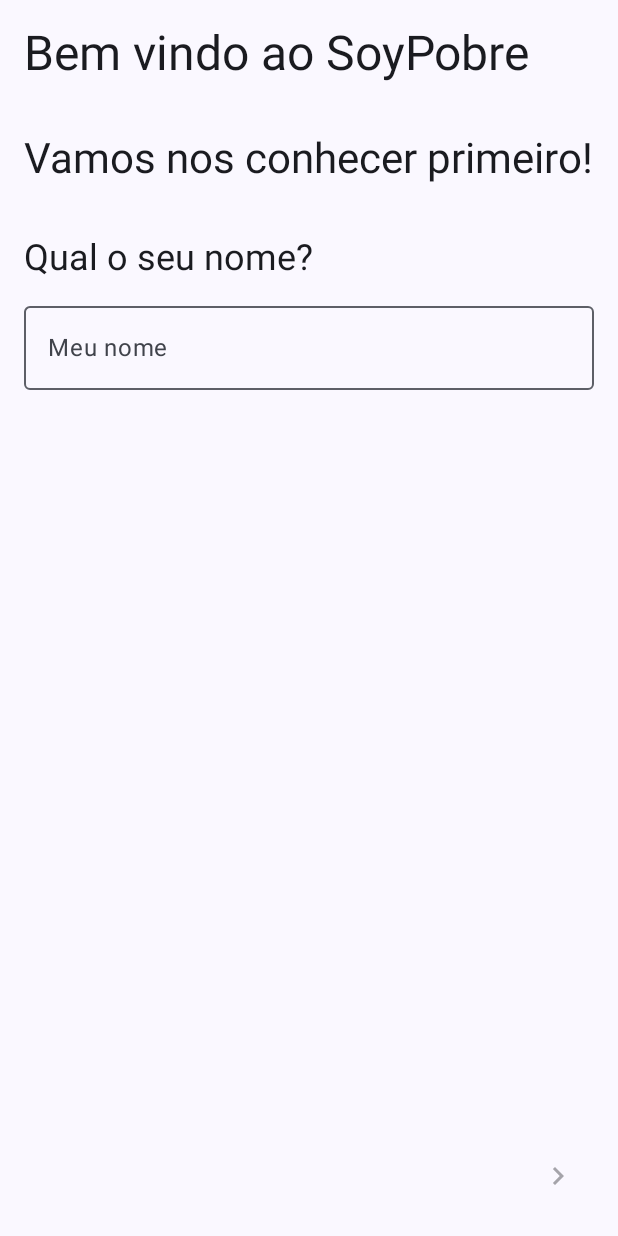
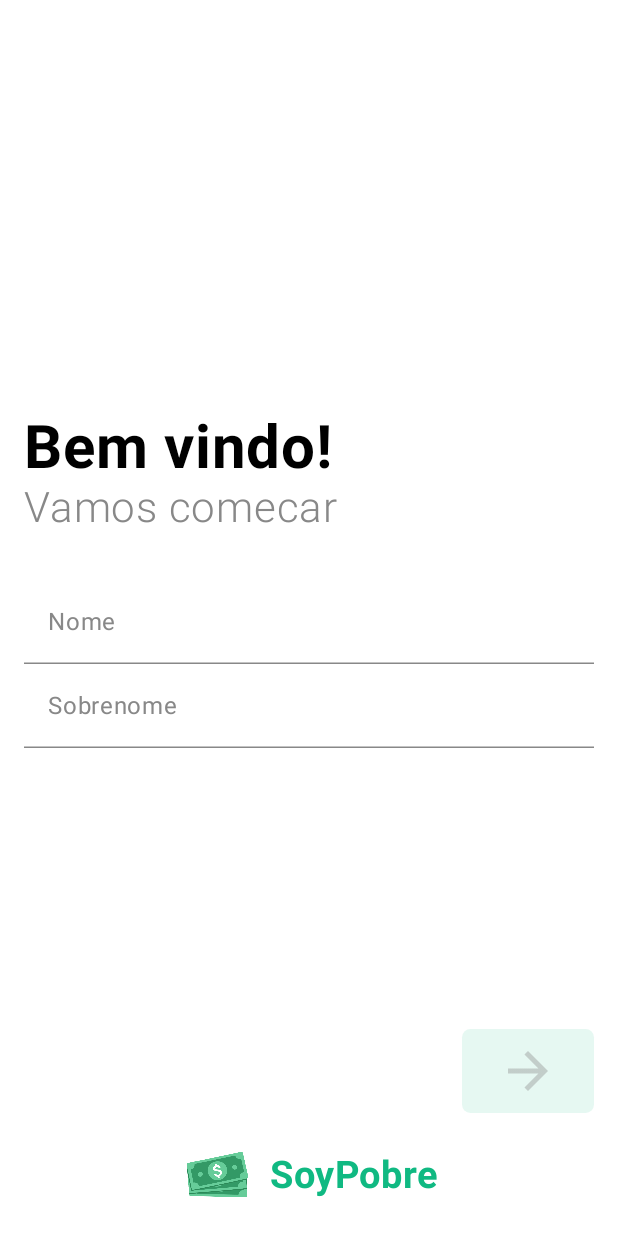
Before and after one commit to DonizeteVida/SoyPobre, an Android app built with Jetpack Compose: the screen it shows after launch (MainActivity), on a phone screen of 412 x 824 dp. Run offline under Robolectric (Android 15) with nearby library versions, the phone set to English and light mode, and no system bars; our stand-ins replace Dagger/Hilt's generated code, Room's generated code; libraries missing offline, so code that uses them is left out: com.patrykandpatrick.vico.

Commit message:
Refactor Onboard Page1 design

```diff
--- a/app/src/main/java/com/money/soypobre/feature/onboard/presentation/OnboardScreen.kt
+++ b/app/src/main/java/com/money/soypobre/feature/onboard/presentation/OnboardScreen.kt
@@ -2,6 +2,7 @@ package com.money.soypobre.feature.onboard.presentation
 
 import androidx.activity.compose.BackHandler
 import androidx.compose.foundation.layout.Arrangement
+import androidx.compose.foundation.layout.Box
 import androidx.compose.foundation.layout.Column
 import androidx.compose.foundation.layout.Row
 import androidx.compose.foundation.layout.Spacer
@@ -9,21 +10,25 @@ import androidx.compose.foundation.layout.fillMaxSize
 import androidx.compose.foundation.layout.fillMaxWidth
 import androidx.compose.foundation.layout.height
 import androidx.compose.foundation.layout.padding
+import androidx.compose.foundation.layout.size
 import androidx.compose.foundation.pager.HorizontalPager
 import androidx.compose.foundation.pager.rememberPagerState
+import androidx.compose.foundation.shape.RoundedCornerShape
 import androidx.compose.material.icons.Icons
+import androidx.compose.material.icons.automirrored.filled.ArrowForward
 import androidx.compose.material.icons.automirrored.filled.KeyboardArrowRight
 import androidx.compose.material.icons.filled.Add
 import androidx.compose.material.icons.filled.Close
 import androidx.compose.material.icons.filled.Delete
 import androidx.compose.material.icons.filled.Favorite
+import androidx.compose.material3.Button
 import androidx.compose.material3.CircularProgressIndicator
 import androidx.compose.material3.Icon
 import androidx.compose.material3.IconButton
 import androidx.compose.material3.MaterialTheme
-import androidx.compose.material3.OutlinedTextField
 import androidx.compose.material3.Scaffold
 import androidx.compose.material3.Text
+import androidx.compose.material3.TextField
 import androidx.compose.runtime.Composable
 import androidx.compose.runtime.collectAsState
 import androidx.compose.runtime.getValue
@@ -45,6 +50,7 @@ import com.money.soypobre.domain.model.Budget
 import com.money.soypobre.ui.compose.BudgetLineFormated
 import com.money.soypobre.ui.compose.BudgetLineNewInsert
 import com.money.soypobre.ui.compose.BudgetLineSectionHeader
+import com.money.soypobre.ui.compose.FooterIcon
 import com.money.soypobre.ui.theme.SoyPobreTheme
 import kotlinx.coroutines.launch
 
@@ -58,22 +64,21 @@ fun OnboardScreen(
             Page1(
                 state,
                 next,
-                viewModel::updateUsername
+                viewModel::updatePageState
             )
         },
         { state, next ->
             Page2(
                 state,
                 next,
-                viewModel::updateUserExpenses,
-                viewModel::updateUserEarnings
+                viewModel::updatePageState
             )
         },
         { state, next ->
             Page3(
                 state,
                 next,
-                viewModel::onUserConfirm
+                {}
             )
         }
     )
@@ -113,75 +118,66 @@ fun OnboardScreen(
 private fun Page1(
     state: OnboardViewModel.State,
     next: () -> Unit,
-    updateUsername: (String) -> Unit
+    updateState: (String, String) -> Unit
 ) {
-    val (username, setUsername) = remember { mutableStateOf(state.username) }
+    val (firstName, setFirstName) = remember { mutableStateOf(state.firstName) }
+    val (lastName, setLastName) = remember { mutableStateOf(state.lastName) }
 
     Column(
         Modifier
             .fillMaxSize()
-            .padding(16.dp)
+            .padding(16.dp),
+        verticalArrangement = Arrangement.Center
     ) {
+        Spacer(Modifier.weight(1F))
+        Column {
             Text(
                 stringResource(id = R.string.onboard_page_one_title),
                 style = MaterialTheme.typography.headlineLarge,
-            textAlign = TextAlign.Center
-        )
-        Spacer(
-            modifier = Modifier
-                .height(32.dp)
-                .fillMaxWidth()
+                textAlign = TextAlign.Start
             )
             Text(
                 stringResource(id = R.string.onboard_page_one_subtitle),
                 style = MaterialTheme.typography.headlineMedium
             )
-        Spacer(
-            modifier = Modifier
-                .height(32.dp)
-                .fillMaxWidth()
+            Spacer(Modifier.height(32.dp))
+            TextField(
+                modifier = Modifier.fillMaxWidth(),
+                value = firstName,
+                onValueChange = setFirstName,
+                singleLine = true,
+                placeholder = { Text(stringResource(R.string.onboard_page_one_users_first_name_hint)) },
             )
-        Text(
-            stringResource(id = R.string.onboard_page_one_users_name_question),
-            style = MaterialTheme.typography.headlineSmall
+            TextField(
+                modifier = Modifier.fillMaxWidth(),
+                value = lastName,
+                onValueChange = setLastName,
+                singleLine = true,
+                placeholder = { Text(stringResource(id = R.string.onboard_page_one_users_last_name_hint)) },
             )
-        Spacer(
-            modifier = Modifier
-                .height(16.dp)
-                .fillMaxWidth()
-        )
-        OutlinedTextField(
-            modifier = Modifier.fillMaxWidth(),
-            placeholder = {
-                Text(stringResource(id = R.string.onboard_page_one_users_name_hint))
-            },
-            value = username,
-            onValueChange = setUsername
-        )
-
-        Spacer(
-            modifier = Modifier
+        }
+        Box(
+            Modifier
                 .weight(1F)
-                .fillMaxWidth()
-        )
-
-        Row(
-            Modifier.fillMaxWidth(),
-            horizontalArrangement = Arrangement.End
+                .fillMaxSize()
+                .padding(bottom = 16.dp)
         ) {
-            IconButton(
-                enabled = username.run { isNotBlank() && length > 10 },
+            Button(
+                enabled = firstName.isNotBlank() && lastName.isNotBlank(),
+                modifier = Modifier.align(Alignment.BottomEnd),
+                shape = RoundedCornerShape(10),
                 onClick = {
-                    updateUsername(username)
+                    updateState(firstName, lastName)
                     next()
-                }
-            ) {
+                }) {
                 Icon(
-                    Icons.AutoMirrored.Filled.KeyboardArrowRight,
-                    contentDescription = null
+                    imageVector = Icons.AutoMirrored.Filled.ArrowForward,
+                    contentDescription = null,
+                    modifier = Modifier.size(40.dp)
                 )
             }
         }
+        FooterIcon()
     }
 }
 
@@ -189,8 +185,7 @@ private fun Page1(
 fun Page2(
     state: OnboardViewModel.State,
     next: () -> Unit,
-    updateUserExpenses: (List<Budget>) -> Unit,
-    updateUserEarnings: (List<Budget>) -> Unit
+    updateState: (List<Budget>, List<Budget>) -> Unit
 ) {
     val earnings = remember { state.earnings.toMutableStateList() }
     val expenses = remember { state.expenses.toMutableStateList() }
@@ -283,8 +278,7 @@ fun Page2(
             IconButton(
                 enabled = expenses.isNotEmpty() && earnings.isNotEmpty(),
                 onClick = {
-                    updateUserExpenses(expenses)
-                    updateUserEarnings(earnings)
+                    updateState(earnings, expenses)
                     next()
                 }
             ) {
@@ -321,7 +315,7 @@ private fun Page3(
         Spacer(modifier = Modifier.height(16.dp))
 
         Text(
-            text = stringResource(id = R.string.onboard_page_three_username_confirm).format(state.username),
+            text = stringResource(id = R.string.onboard_page_three_username_confirm).format(state.firstName),
             style = MaterialTheme.typography.headlineSmall
         )
 
@@ -411,7 +405,7 @@ private fun OnboardScreenPrevPage1() {
         Page1(
             state = OnboardViewModel.State(),
             next = {},
-            updateUsername = {}
+            updateState = { _, _ -> }
         )
     }
 }
@@ -423,8 +417,7 @@ private fun OnboardScreenPrevPage2() {
         Page2(
             state = OnboardViewModel.State(),
             next = {},
-            updateUserExpenses = {},
-            updateUserEarnings = {}
+            updateState = { _, _ -> }
         )
     }
 }
--- a/app/src/main/java/com/money/soypobre/feature/onboard/presentation/OnboardViewModel.kt
+++ b/app/src/main/java/com/money/soypobre/feature/onboard/presentation/OnboardViewModel.kt
@@ -16,21 +16,18 @@ class OnboardViewModel @Inject constructor(
 ) : ViewModel() {
     val state = MutableStateFlow(State())
 
-    fun updateUsername(username: String) {
+    fun updatePageState(
+        firstName: String,
+        lastName: String
+    ) {
         state.update {
-            it.copy(username = username)
+            it.copy(firstName = firstName, lastName = lastName)
         }
     }
 
-    fun updateUserExpenses(expenses: List<Budget>) {
+    fun updatePageState(earnings: List<Budget>, expenses: List<Budget>) {
         state.update {
-            it.copy(expenses = expenses)
-        }
-    }
-
-    fun updateUserEarnings(earnings: List<Budget>) {
-        state.update {
-            it.copy(earnings = earnings)
+            it.copy(earnings = earnings, expenses = expenses)
         }
     }
 
@@ -48,7 +45,8 @@ class OnboardViewModel @Inject constructor(
 
     data class State(
         val isLoading: Boolean = false,
-        val username: String = "",
+        val firstName: String = "",
+        val lastName: String = "",
         val expenses: List<Budget> = emptyList(),
         val earnings: List<Budget> = emptyList()
     )
--- /dev/null
+++ b/app/src/main/java/com/money/soypobre/ui/compose/FooterIcon.kt
@@ -0,0 +1,52 @@
+package com.money.soypobre.ui.compose
+
+import androidx.compose.foundation.Image
+import androidx.compose.foundation.layout.Arrangement
+import androidx.compose.foundation.layout.Row
+import androidx.compose.foundation.layout.Spacer
+import androidx.compose.foundation.layout.fillMaxWidth
+import androidx.compose.foundation.layout.size
+import androidx.compose.foundation.layout.width
+import androidx.compose.material3.Text
+import androidx.compose.runtime.Composable
+import androidx.compose.ui.Alignment
+import androidx.compose.ui.Modifier
+import androidx.compose.ui.res.painterResource
+import androidx.compose.ui.res.stringResource
+import androidx.compose.ui.text.font.FontWeight
+import androidx.compose.ui.tooling.preview.Preview
+import androidx.compose.ui.unit.dp
+import androidx.compose.ui.unit.sp
+import com.money.soypobre.R
+import com.money.soypobre.ui.theme.MountainMeadow
+import com.money.soypobre.ui.theme.SoyPobreTheme
+
+@Composable
+fun FooterIcon(modifier: Modifier = Modifier) {
+    Row(
+        modifier = modifier.fillMaxWidth(),
+        verticalAlignment = Alignment.CenterVertically,
+        horizontalArrangement = Arrangement.Center
+    ) {
+        Image(
+            painter = painterResource(id = R.drawable.ic_dollar),
+            contentDescription = null,
+            modifier = Modifier.size(50.dp)
+        )
+        Spacer(modifier = Modifier.width(10.dp))
+        Text(
+            text = stringResource(R.string.app_name),
+            fontSize = 25.sp,
+            fontWeight = FontWeight.Bold,
+            color = MountainMeadow
+        )
+    }
+}
+
+@Preview(showBackground = true)
+@Composable
+private fun FooterIconPrev() {
+    SoyPobreTheme {
+        FooterIcon()
+    }
+}
--- a/app/src/main/java/com/money/soypobre/ui/theme/Color.kt
+++ b/app/src/main/java/com/money/soypobre/ui/theme/Color.kt
@@ -2,10 +2,5 @@ package com.money.soypobre.ui.theme
 
 import androidx.compose.ui.graphics.Color
 
-val Purple80 = Color(0xFFD0BCFF)
-val PurpleGrey80 = Color(0xFFCCC2DC)
-val Pink80 = Color(0xFFEFB8C8)
-
-val Purple40 = Color(0xFF6650a4)
-val PurpleGrey40 = Color(0xFF625b71)
-val Pink40 = Color(0xFF7D5260)
+val MountainMeadow = Color(0xFF10B982)
+val Seashell = Color(0xFFF1F1F1)
--- a/app/src/main/java/com/money/soypobre/ui/theme/Theme.kt
+++ b/app/src/main/java/com/money/soypobre/ui/theme/Theme.kt
@@ -8,35 +8,59 @@ import androidx.compose.material3.dynamicDarkColorScheme
 import androidx.compose.material3.dynamicLightColorScheme
 import androidx.compose.material3.lightColorScheme
 import androidx.compose.runtime.Composable
+import androidx.compose.ui.graphics.Color
 import androidx.compose.ui.platform.LocalContext
 
 private val DarkColorScheme = darkColorScheme(
-    primary = Purple80,
-    secondary = PurpleGrey80,
-    tertiary = Pink80
+    primary = Color.Red,
+    secondary = Color.Green,
+    tertiary = Color.Blue
 )
 
 private val LightColorScheme = lightColorScheme(
-    primary = Purple40,
-    secondary = PurpleGrey40,
-    tertiary = Pink40
-
-    /* Other default colors to override
-    background = Color(0xFFFFFBFE),
-    surface = Color(0xFFFFFBFE),
+    primary = MountainMeadow,
     onPrimary = Color.White,
-    onSecondary = Color.White,
-    onTertiary = Color.White,
-    onBackground = Color(0xFF1C1B1F),
-    onSurface = Color(0xFF1C1B1F),
-    */
+    primaryContainer = Color.Red,
+    onPrimaryContainer = Color.Red,
+    inversePrimary = Color.Red,
+    secondary = Color.Red,
+    onSecondary = Color.Red,
+    secondaryContainer = Color.Red,
+    onSecondaryContainer = Color.Red,
+    tertiary = Color.Red,
+    onTertiary = Color.Red,
+    tertiaryContainer = Color.Red,
+    onTertiaryContainer = Color.Red,
+    background = Color.White,
+    onBackground = Color.Red,
+    surface = Color.White,
+    onSurface = MountainMeadow,
+    surfaceVariant = Color.Red,
+    onSurfaceVariant = Color.Gray, // TextField text color
+    surfaceTint = Color.Red,
+    inverseSurface = Color.Red,
+    inverseOnSurface = Color.Red,
+    error = Color.Red,
+    onError = Color.Red,
+    errorContainer = Color.Red,
+    onErrorContainer = Color.Red,
+    outline = Color.Red,
+    outlineVariant = Color.Red,
+    scrim = Color.Red,
+    surfaceBright = Color.Red,
+    surfaceContainer = Color.Red,
+    surfaceContainerHigh = Color.Red,
+    surfaceContainerHighest = Color.Transparent, // TextField background color
+    surfaceContainerLow = Color.Red,
+    surfaceContainerLowest = Color.Red,
+    surfaceDim = Color.Red,
 )
 
 @Composable
 fun SoyPobreTheme(
     darkTheme: Boolean = isSystemInDarkTheme(),
     // Dynamic color is available on Android 12+
-    dynamicColor: Boolean = true,
+    dynamicColor: Boolean = false,
     content: @Composable () -> Unit
 ) {
     val colorScheme = when {
@@ -50,7 +74,7 @@ fun SoyPobreTheme(
     }
 
     MaterialTheme(
-        colorScheme = colorScheme,
+        colorScheme = LightColorScheme,
         typography = Typography,
         content = content
     )
--- a/app/src/main/java/com/money/soypobre/ui/theme/Type.kt
+++ b/app/src/main/java/com/money/soypobre/ui/theme/Type.kt
@@ -1,34 +1,42 @@
 package com.money.soypobre.ui.theme
 
 import androidx.compose.material3.Typography
+import androidx.compose.ui.graphics.Color
 import androidx.compose.ui.text.TextStyle
 import androidx.compose.ui.text.font.FontFamily
 import androidx.compose.ui.text.font.FontWeight
 import androidx.compose.ui.unit.sp
 
-// Set of Material typography styles to start with
 val Typography = Typography(
+    headlineLarge = TextStyle(
+        fontFamily = FontFamily.Default,
+        fontWeight = FontWeight.Bold,
+        fontSize = 40.sp,
+        lineHeight = 40.sp,
+        letterSpacing = 0.5.sp,
+        color = Color.Black
+    ),
+    headlineMedium = TextStyle(
+        fontFamily = FontFamily.Default,
+        fontWeight = FontWeight.Light,
+        fontSize = 28.sp,
+        lineHeight = 24.sp,
+        letterSpacing = 0.5.sp,
+        color = Color.Gray
+    ),
+    headlineSmall = TextStyle(
+        fontFamily = FontFamily.Default,
+        fontWeight = FontWeight.Light,
+        fontSize = 22.sp,
+        lineHeight = 24.sp,
+        letterSpacing = 0.5.sp,
+        color = Color.Black.copy(alpha = .8F)
+    ),
     bodyLarge = TextStyle(
         fontFamily = FontFamily.Default,
         fontWeight = FontWeight.Normal,
         fontSize = 16.sp,
         lineHeight = 24.sp,
         letterSpacing = 0.5.sp
-    )
-    /* Other default text styles to override
-    titleLarge = TextStyle(
-        fontFamily = FontFamily.Default,
-        fontWeight = FontWeight.Normal,
-        fontSize = 22.sp,
-        lineHeight = 28.sp,
-        letterSpacing = 0.sp
     ),
-    labelSmall = TextStyle(
-        fontFamily = FontFamily.Default,
-        fontWeight = FontWeight.Medium,
-        fontSize = 11.sp,
-        lineHeight = 16.sp,
-        letterSpacing = 0.5.sp
-    )
-    */
 )
--- a/app/src/main/res/values/strings.xml
+++ b/app/src/main/res/values/strings.xml
@@ -4,10 +4,12 @@
     <string name="app_money_format">R$ %s</string>
     <string name="app_calendar_confirm_button">Confirmar</string>
 
-    <string name="onboard_page_one_title">Bem vindo ao SoyPobre</string>
-    <string name="onboard_page_one_subtitle">Vamos nos conhecer primeiro!</string>
-    <string name="onboard_page_one_users_name_question">Qual o seu nome?</string>
-    <string name="onboard_page_one_users_name_hint">"Meu nome"</string>
+    <string name="onboard_page_one_title">Bem vindo!</string>
+    <string name="onboard_page_one_subtitle">Vamos comecar</string>
+    <string name="onboard_page_one_users_first_name_hint">Nome</string>
+    <string name="onboard_page_one_users_first_name_support">Insira seu primeiro nome</string>
+    <string name="onboard_page_one_users_last_name_hint">Sobrenome</string>
+    <string name="onboard_page_one_users_last_name_support">Insira seu ultimo nome</string>
 
     <string name="onboard_page_two_title">Vamos criar nosso primeiro orcamento</string>
     <string name="onboard_page_two_expense_title">Gastos</string>
```
Also changed, not shown: app/src/main/res/drawable/ic_dollar.png (added), 1 other file. Lines whose indentation alone changed are shown as unchanged.
